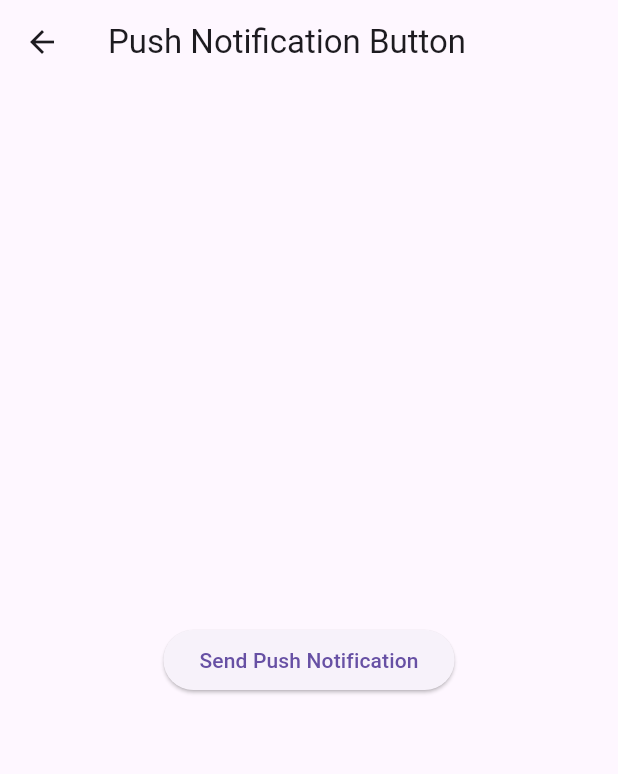
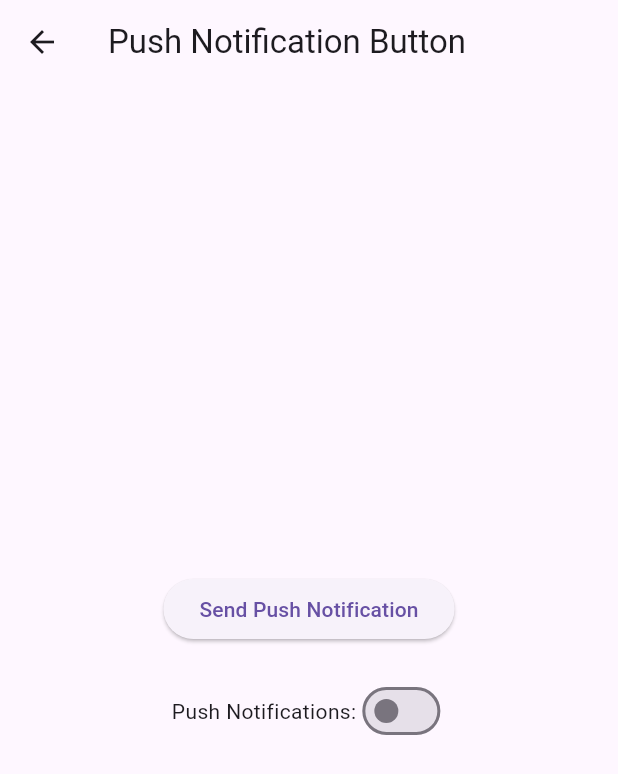
Before and after one commit to FAMISTIC/fyp_food_ordering_app, a Flutter app: the PushNotificationPage screen opened directly, on a phone screen of 412 x 824 dp. Shown: the top 774 px of the screen. Run offline on Flutter 3.47's test engine with Material 3 defaults, Android fonts, the light colour scheme and no system bars; our stand-ins replace awesome_notifications, cloud_firestore, firebase_auth, firebase_core, firebase_messaging, firebase_storage and 2 more; missing offline and left inert: app_settings, firebase_app_check; accounts and stored records are empty.

Commit message:
upgrade notification

```diff
--- a/food_app1/lib/pages/push_notification_page.dart
+++ b/food_app1/lib/pages/push_notification_page.dart
@@ -1,14 +1,26 @@
 // ignore_for_file: library_private_types_in_public_api
 
 import 'dart:convert';
-
+import 'package:flutter/material.dart';
 import 'package:flutter/foundation.dart';
-import 'package:flutter/material.dart';
 import 'package:firebase_messaging/firebase_messaging.dart';
 import 'package:http/http.dart' as http;
+import 'package:awesome_notifications/awesome_notifications.dart';
+import 'package:provider/provider.dart';
+
+class PushNotificationState with ChangeNotifier {
+  bool _pushNotificationEnabled = false;
+
+  bool get pushNotificationEnabled => _pushNotificationEnabled;
+
+  void setPushNotificationEnabled(bool value) {
+    _pushNotificationEnabled = value;
+    notifyListeners(); // Notify listeners of the change
+  }
+}
 
 class PushNotificationPage extends StatefulWidget {
-  const PushNotificationPage({super.key});
+  const PushNotificationPage({Key? key}) : super(key: key);
 
   @override
   _PushNotificationPageState createState() => _PushNotificationPageState();
@@ -16,6 +28,9 @@ class PushNotificationPage extends StatefulWidget {
 
 class _PushNotificationPageState extends State<PushNotificationPage> {
   final FirebaseMessaging _firebaseMessaging = FirebaseMessaging.instance;
+
+  // Instantiate NotificationManager
+  final NotificationManager _notificationManager = NotificationManager();
 
   @override
   void initState() {
@@ -29,59 +44,94 @@ class _PushNotificationPageState extends State<PushNotificationPage> {
       print('Got a message whilst in the foreground!');
       print('Message data: ${message.data}');
       if (message.notification != null) {
-        print('Message also contained a notification: ${message.notification}');
+        print(
+            'Message also contained a notification: ${message.notification}');
       }
     });
-
   }
 
-
   Future<void> sendPushMessage() async {
-    try{
+    try {
       await http.post(
         Uri.parse('https://fcm.googleapis.com/fcm/send'),
         headers: <String, String>{
           'Content-Type': 'application/json',
-          'Authorization': 'key=AAAAfstLWrA:APA91bGlTPTuyr5GLBRnz7xH2ZqxrG0QEI_SXXnwgxGBFADCpEOujreIuBk7Lcv3wzlqlgf8vdUzMX__rhgsj3H5Mc_eUPi0l9VuMBycdfzihxTXIeErNKQZ0lbbQ2bBKZ5UYFcYKUPO',
+          'Authorization':
+              'key=AAAAfstLWrA:APA91bGlTPTuyr5GLBRnz7xH2ZqxrG0QEI_SXXnwgxGBFADCpEOujreIuBk7Lcv3wzlqlgf8vdUzMX__rhgsj3H5Mc_eUPi0l9VuMBycdfzihxTXIeErNKQZ0lbbQ2bBKZ5UYFcYKUPO',
         },
         body: jsonEncode(
           <String, dynamic>{
             'priority': 'high',
             'data': <String, dynamic>{
               'click_action': 'FLUTTER_NOTIFICATION_CLICK',
-              'status' : 'done',
-              'body' : 'DJU CAFE',
-              'title' : 'TESTING',
+              'status': 'done',
+              'body': 'DJU CAFE',
+              'title': 'TESTING',
             },
-            "notification" : <String, dynamic>{
-              'title' : 'DJU CAFE',
-              'body' : 'TESTING',
+            "notification": <String, dynamic>{
+              'title': 'DJU CAFE',
+              'body': 'TESTING',
             },
-            'to': "fm-HnU4qS5C6a-p7Aqo6zG:APA91bHxtIML_5T6D9Nthps9oIp1fJpXjXyE6ohrg0sd8fBre4_T3oXhlFnWJpzzCAZloJCqgkKND5PWjx9i9P4YIB9BMfo1DIQhwEkXUT9gzjQ_fG-XEQyNUr5O8Y-FzCsIA53kXwnR"
-          }
-        )
+            'to':
+                "fm-HnU4qS5C6a-p7Aqo6zG:APA91bHxtIML_5T6D9Nthps9oIp1fJpXjXyE6ohrg0sd8fBre4_T3oXhlFnWJpzzCAZloJCqgkKND5PWjx9i9P4YIB9BMfo1DIQhwEkXUT9gzjQ_fG-XEQyNUr5O8Y-FzCsIA53kXwnR"
+          },
+        ),
       );
-    } catch (e){
-        if  (kDebugMode){
-            print("error push notification");
-        }
+    } catch (e) {
+      if (kDebugMode) {
+        print("error push notification");
+      }
     }
   }
 
   @override
   Widget build(BuildContext context) {
+    var pushNotificationState = Provider.of<PushNotificationState>(context);
     return Scaffold(
       appBar: AppBar(
         title: const Text('Push Notification Button'),
       ),
       body: Center(
-        child: ElevatedButton(
-          onPressed: () {sendPushMessage();},
-          child: const Text('Send Push Notification'),
+        child: Column(
+          mainAxisAlignment: MainAxisAlignment.center,
+          children: [
+            ElevatedButton(
+              onPressed: () {
+                if (pushNotificationState.pushNotificationEnabled) {
+                  // sendPushMessage();
+                  _notificationManager.triggerNotification();
+                }
+              },
+              child: const Text('Send Push Notification'),
+            ),
+            const SizedBox(height: 20),
+            Row(
+              mainAxisAlignment: MainAxisAlignment.center,
+              children: [
+                const Text('Push Notifications:'),
+                Switch(
+                  value: pushNotificationState.pushNotificationEnabled,
+                  onChanged: (value) {
+                    pushNotificationState.setPushNotificationEnabled(value);
+                  },
+                ),
+              ],
+            ),
+          ],
         ),
       ),
     );
   }
+}
 
-
+class NotificationManager {
+  void triggerNotification() {
+    AwesomeNotifications().createNotification(
+        content: NotificationContent(
+      id: 10,
+      channelKey: 'basic_channel',
+      title: 'Dju CAFE',
+      body: 'Order Sent',
+    ));
+  }
 }
```
Also changed, not shown: food_app1/lib/main.dart (+11 -6 lines), food_app1/lib/pages/receipt_page.dart (+12 -3 lines).
